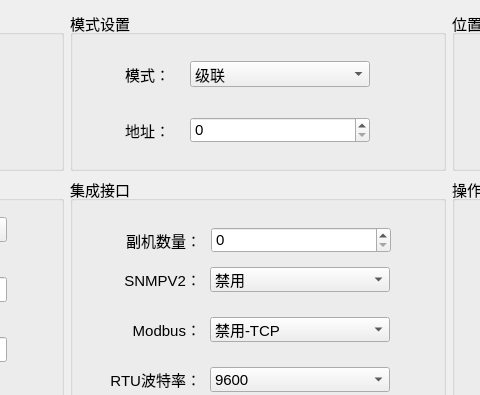
The window that mpro_deploy/home/home_mainwid.ui (ChinaClever/MPro-Tools) describes before a commit, drawn with Qt 5; both pictures show x 324 to 804 and y 0 to 395 of the 1164 by 776 pixel window.
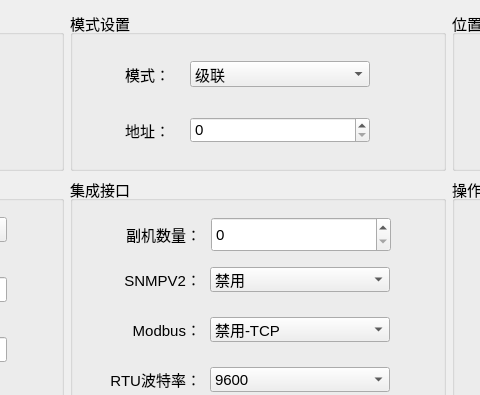
The same window after the commit.

Commit message: 增加副机数量设置功能

```diff
--- a/mpro_deploy/home/home_mainwid.ui
+++ b/mpro_deploy/home/home_mainwid.ui
@@ -309,9 +309,9 @@
       <property name="geometry">
        <rect>
         <x>141</x>
-        <y>50</y>
+        <y>40</y>
         <width>180</width>
-        <height>26</height>
+        <height>35</height>
        </rect>
       </property>
       <property name="maximum">
@@ -325,9 +325,9 @@
       <property name="geometry">
        <rect>
         <x>20</x>
-        <y>50</y>
+        <y>40</y>
         <width>111</width>
-        <height>26</height>
+        <height>35</height>
        </rect>
       </property>
       <property name="text">
```
The commit also changes 1 other file.
